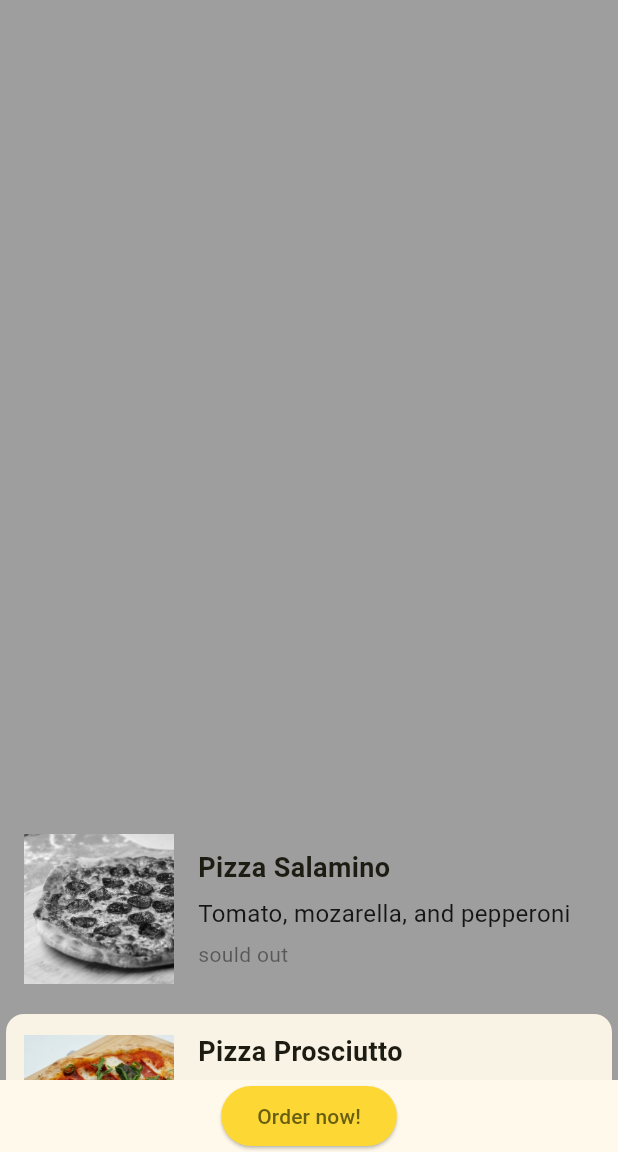
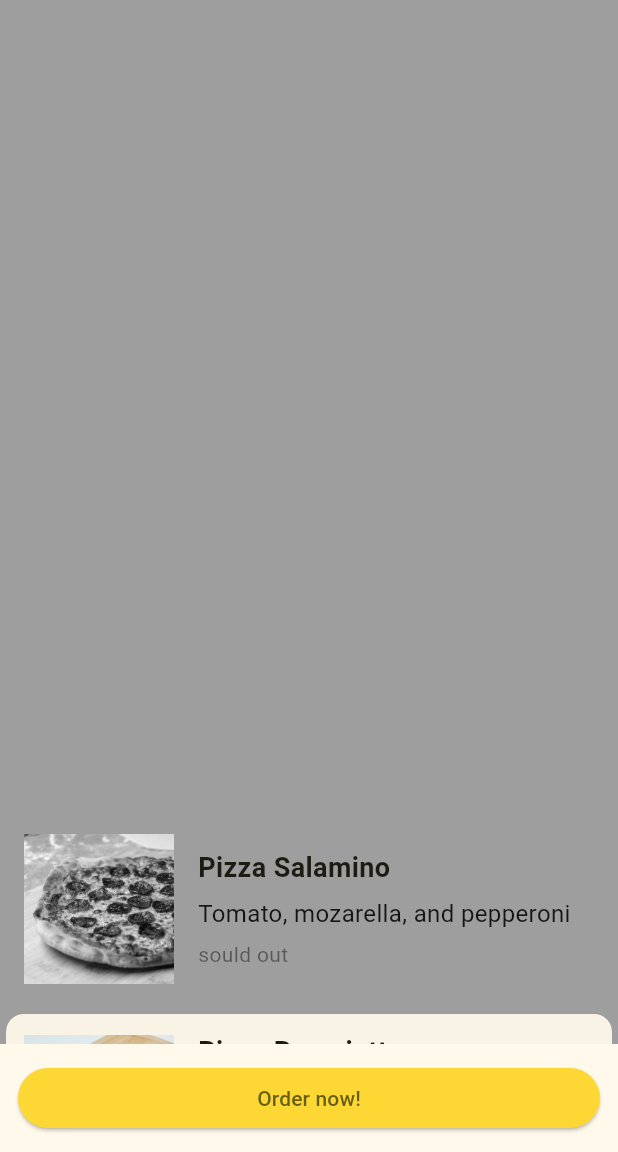
Before and after one commit to Atu141/Pizza_Menu, a Flutter app: the screen it shows after launch, on a phone screen of 412 x 824 dp, the part 84-1236 px from its top. Run offline on Flutter 3.47's test engine with Material 3 defaults, Android fonts, the phone set to English and light mode, and no system bars.

Commit message:
organização do botão

```diff
--- a/lib/pizza_menu.dart
+++ b/lib/pizza_menu.dart
@@ -23,12 +23,18 @@ class PizzaMenu extends StatelessWidget {
               ),
             ),
           ),
-          ElevatedButton(
-            style: ElevatedButton.styleFrom(
-              backgroundColor: Colors.yellow[600]
+          Padding(
+            padding: const EdgeInsets.all(12.0),
+            child: SizedBox(
+              width: double.infinity,
+              child: ElevatedButton(
+                style: ElevatedButton.styleFrom(
+                  backgroundColor: Colors.yellow[600]
+                ),
+                onPressed: () {},
+                child: Text("Order now!"),
+              ),
             ),
-            onPressed: () {},
-            child: Text("Order now!"),
           )
         ],
       ),
```
